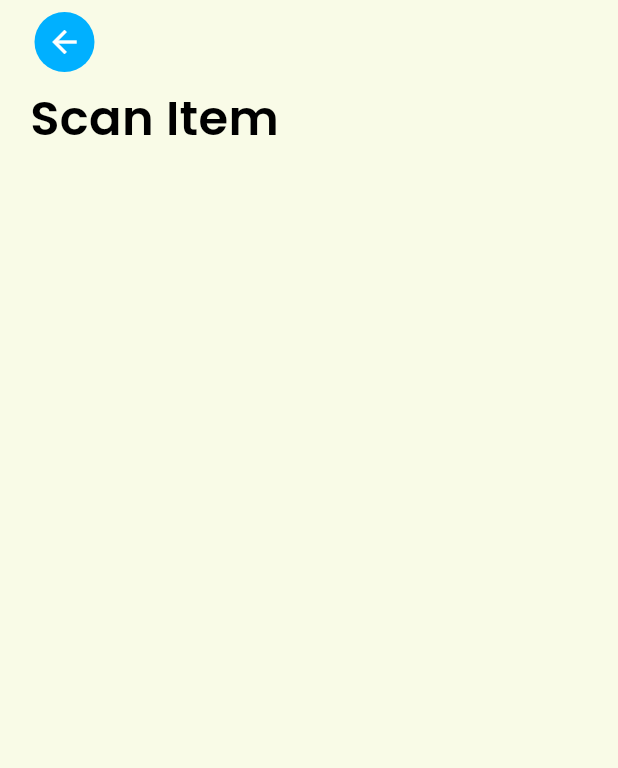
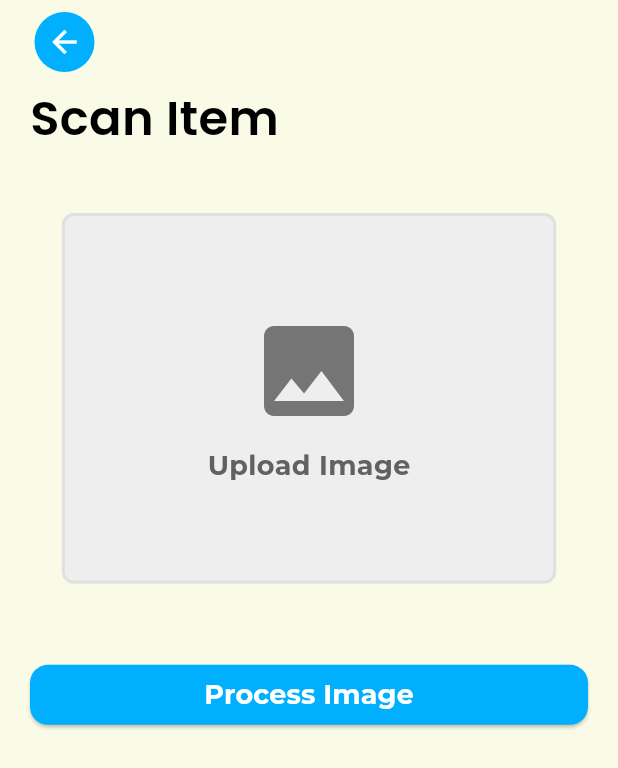
Before and after one commit to calvin050101/Green-Bin-App, a Flutter app: the ScanItemMainPage screen opened by its route, on a phone screen of 412 x 824 dp. Shown: the top 768 px of the screen. Run offline on Flutter 3.47's test engine with Material 3 defaults, Android fonts, the phone set to English and light mode, and no system bars; our stand-ins replace cloud_firestore, firebase_auth, firebase_core, flutter_riverpod; accounts and stored records are empty; generated files the repository leaves out were written again; network calls fail.

Commit message:
Created layout for scan item pages.

```diff
--- a/lib/pages/scan_item/scan_item_main.dart
+++ b/lib/pages/scan_item/scan_item_main.dart
@@ -1,6 +1,7 @@
 import 'package:flutter/material.dart';
 
 import '../../widgets/back_button.dart';
+import '../../widgets/custom_button.dart';
 
 class ScanItemMainPage extends StatelessWidget {
   const ScanItemMainPage({super.key});
@@ -18,6 +19,7 @@ class ScanItemMainPage extends StatelessWidget {
       body: Padding(
         padding: const EdgeInsets.symmetric(horizontal: 20),
         child: Column(
+          crossAxisAlignment: CrossAxisAlignment.start,
           children: [
             Text(
               'Scan Item',
@@ -27,10 +29,50 @@ class ScanItemMainPage extends StatelessWidget {
                 fontFamily: 'Poppins',
               ),
             ),
+
+            SizedBox(height: 40),
+
+            Center(child: uploadImageContainer(context)),
+
+            const SizedBox(height: 50),
+
+            CustomButton(
+              buttonText: "Process Image",
+              onPressed: () {
+                Navigator.pushNamed(context, '/confirm-waste-type');
+              },
+            ),
           ],
         ),
       ),
+    );
+  }
 
+  Container uploadImageContainer(BuildContext context) {
+    return Container(
+      width: MediaQuery.of(context).size.width * 0.8,
+      height: MediaQuery.of(context).size.width * 0.6,
+      decoration: BoxDecoration(
+        color: Colors.grey[200],
+        borderRadius: BorderRadius.circular(8),
+        border: Border.all(color: Colors.grey[300]!, width: 2),
+      ),
+      child: Column(
+        mainAxisAlignment: MainAxisAlignment.center,
+        children: [
+          Icon(Icons.image, size: 80, color: Colors.grey[600]),
+          const SizedBox(height: 10),
+          Text(
+            'Upload Image',
+            style: TextStyle(
+              fontSize: 18,
+              color: Colors.grey[700],
+              fontWeight: FontWeight.bold,
+              fontFamily: 'Montserrat',
+            ),
+          ),
+        ],
+      ),
     );
   }
 }
--- a/lib/widgets/custom_button.dart
+++ b/lib/widgets/custom_button.dart
@@ -22,8 +22,8 @@ class CustomButton extends StatelessWidget {
             borderRadius: BorderRadius.circular(12.0),
           ),
         ),
-        child: const Text(
-          'Log Out',
+        child: Text(
+          buttonText,
           style: TextStyle(
             color: Colors.white,
             fontSize: 18.0,
```
Also changed, not shown: lib/main.dart (+7 -0 lines), lib/pages/scan_item/complete_scan_page.dart (added, +102 -0 lines), lib/pages/scan_item/confirm_waste_type_page.dart (added, +194 -0 lines), lib/assets/images/cardboard-box.jpg (added).
